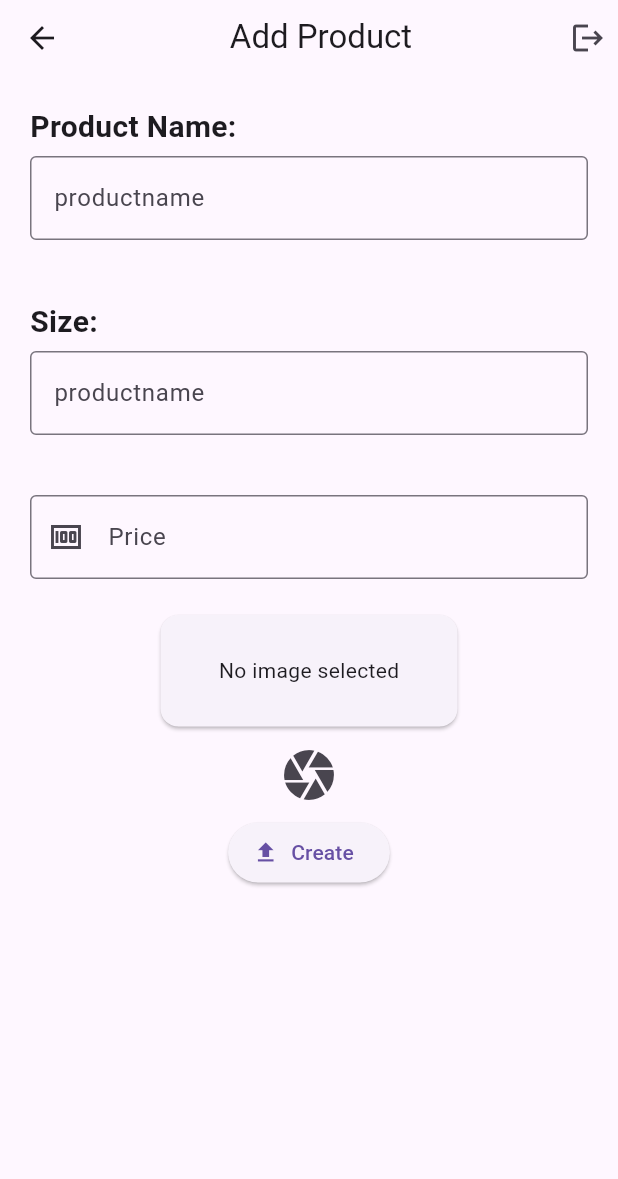
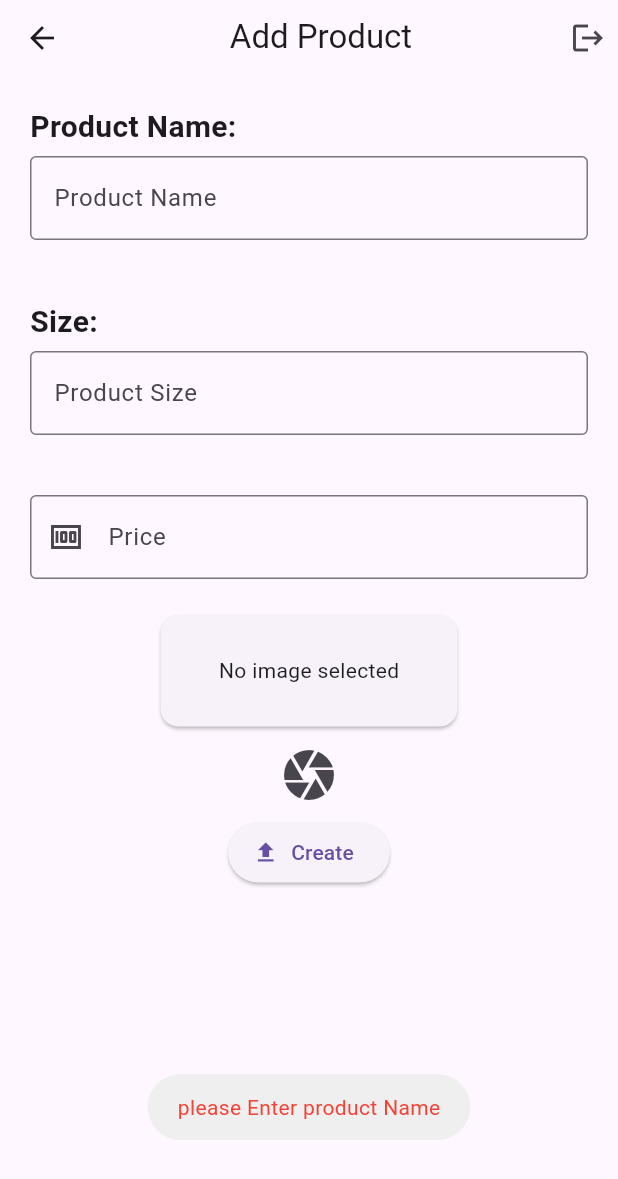
Before and after one commit to RizalTkm/firebase_test, a Flutter app: the ProductCreationScreen screen opened by its route, after a tap on "Create", on a phone screen of 412 x 824 dp. Shown: the top 1179 px of the screen. Run offline on Flutter 3.47's test engine with Material 3 defaults, Android fonts, the phone set to English and light mode, and no system bars; our stand-ins replace another_flushbar, bloc, cloud_firestore, equatable, firebase_auth, firebase_core and 5 more; accounts and stored records are empty; network calls fail.

Commit message:
latest push

```diff
--- a/lib/features/product_list/presentation/pages/product_creation_page.dart
+++ b/lib/features/product_list/presentation/pages/product_creation_page.dart
@@ -50,6 +50,7 @@ class ProductCreationScreen extends StatelessWidget {
                       Padding(
                         padding: const EdgeInsets.all(20.0),
                         child: TextFormField(
+                          controller: priceController,
                           keyboardType: TextInputType.number,
                           decoration: const InputDecoration(
                               label: Text("Price"),
@@ -109,14 +110,7 @@ class ProductCreationScreen extends StatelessWidget {
                           }
                           if (state is ProductInitial) {
                             return ElevatedButton.icon(
-                              onPressed: () {},
-                              icon: const Icon(Icons.upload),
-                              label: const Text('Create'),
-                            );
-                          }
-                          return ElevatedButton.icon(
                               onPressed: () {
-
                                  if(nameController.text.isEmpty){
                                 showflutterToast("please Enter product Name");
                                 return;
@@ -147,6 +141,8 @@ class ProductCreationScreen extends StatelessWidget {
                               icon: const Icon(Icons.upload),
                               label: const Text('Create'),
                             );
+                          }
+                          return SizedBox();;
                         },
                       )
                     ],
--- a/lib/features/product_list/presentation/widgets/custom_textformfield.dart
+++ b/lib/features/product_list/presentation/widgets/custom_textformfield.dart
@@ -16,7 +16,7 @@ class CustomtextFormField extends StatelessWidget {
          const  SizedBox(height: 5,),
           TextFormField(controller: controller ,
 
-        decoration: const InputDecoration(border: OutlineInputBorder(),label: Text('productname')),
+        decoration:  InputDecoration(border: OutlineInputBorder(),label: Text(label)),
 
 
       ),
```
Lines whose indentation alone changed are shown as unchanged.
